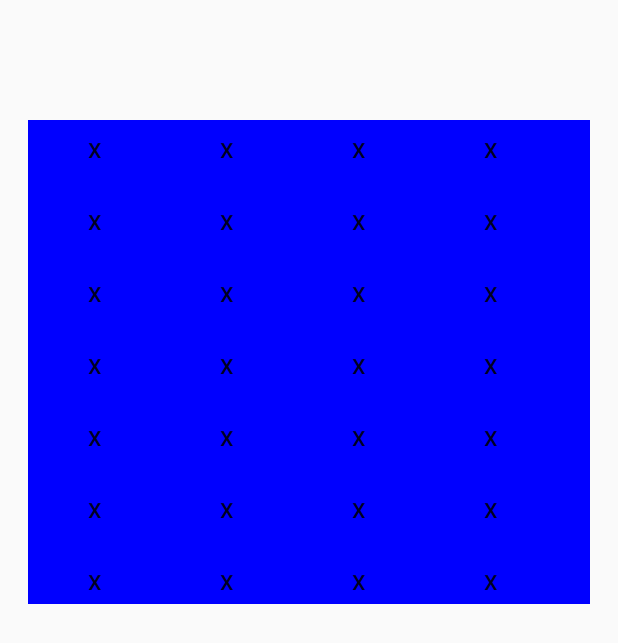
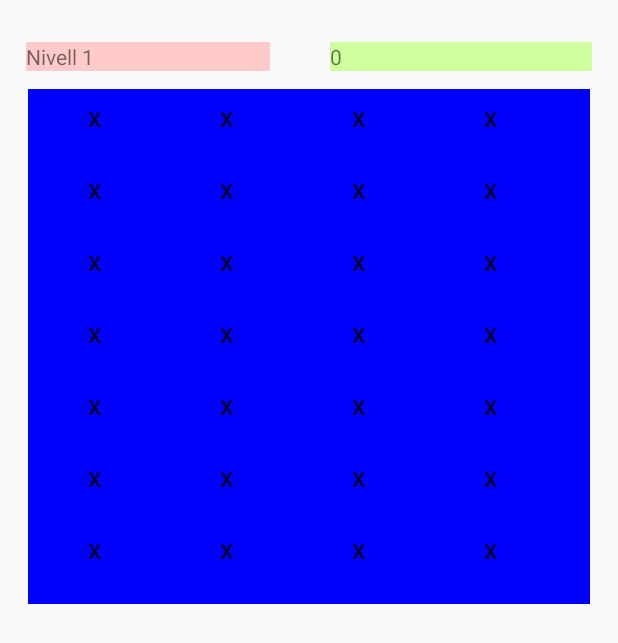
Before and after one commit to Dozom/androidalphabetsoup, an Android app: the LevelOne screen opened directly, with no data from a screen before it, on a phone screen of 412 x 824 dp. Shown: the top 643 px of the screen. Run offline under Robolectric (Android 15) with nearby library versions, the phone set to English and light mode, and no system bars.

Commit message:
Added timer / level label
Needs to be finished

```diff
--- a/app/src/main/java/com/mont/alphabetsoup/LevelOne.kt
+++ b/app/src/main/java/com/mont/alphabetsoup/LevelOne.kt
@@ -3,21 +3,28 @@ package com.mont.alphabetsoup
 import android.R.attr.button
 import android.annotation.SuppressLint
 import android.os.Bundle
+import android.os.CountDownTimer
 import android.view.Gravity
+import android.view.View
 import android.widget.GridLayout
 import android.widget.ImageView
 import android.widget.LinearLayout
+import android.widget.TextView
 import androidx.appcompat.app.AppCompatActivity
+import androidx.lifecycle.LiveData
+import androidx.lifecycle.MutableLiveData
 
 
 class LevelOne : AppCompatActivity() {
     lateinit var v00: ImageView
+    lateinit var countTime : TextView
 
     @SuppressLint("ResourceType")
     override fun onCreate(savedInstanceState: Bundle?) {
         super.onCreate(savedInstanceState)
         setContentView(R.layout.activity_level_one)
         var letterPanel:GridLayout = findViewById<GridLayout>(R.id.letterPanel)
+        countTime = findViewById(R.id.timerText)
         for (x in 0..5){
             for (y in 0..7){
                 var l : Letter = Letter(this)
@@ -37,6 +44,18 @@ class LevelOne : AppCompatActivity() {
             }
         }
 
+        fun startTimeCounter(view: View) {
+                object : CountDownTimer(30000, 1000) {
+                    override fun onTick(millisUntilFinished: Long) {
+                        countTime.text = (millisUntilFinished / 1000).toString()
+                    }
+
+                    override fun onFinish() {
+                        countTime.text = "S'ha acabat el temps"
+                    }
+                }.start()
+        }
+
 /*        val var00 :ImageView = findViewById(R.id.rect00);
         var00.setOnClickListener{
             Toast.makeText(this, "Tocat el: "+var00.id, Toast.LENGTH_LONG).show()
--- a/app/src/main/res/layout/activity_level_one.xml
+++ b/app/src/main/res/layout/activity_level_one.xml
@@ -47,7 +47,7 @@
         android:layout_height="wrap_content"
         android:layout_marginTop="16dp"
         android:orientation="horizontal"
-        app:layout_constraintGuide_begin="79dp"
+        app:layout_constraintGuide_begin="58dp"
         app:layout_constraintTop_toTopOf="parent" />
 
     <androidx.constraintlayout.widget.Guideline
@@ -59,22 +59,64 @@
         app:layout_constraintGuide_begin="693dp"
         app:layout_constraintTop_toTopOf="parent" />
 
+    <androidx.constraintlayout.widget.Guideline
+        android:id="@+id/guideline7"
+        android:layout_width="wrap_content"
+        android:layout_height="wrap_content"
+        android:layout_marginStart="16dp"
+        android:orientation="vertical"
+        app:layout_constraintGuide_begin="180dp"
+        app:layout_constraintStart_toStartOf="parent" />
+
+    <androidx.constraintlayout.widget.Guideline
+        android:id="@+id/guideline9"
+        android:layout_width="wrap_content"
+        android:layout_height="wrap_content"
+        android:layout_marginStart="16dp"
+        android:orientation="vertical"
+        app:layout_constraintGuide_begin="220dp"
+        app:layout_constraintStart_toStartOf="parent" />
+
+    <TextView
+        android:id="@+id/textView"
+        android:layout_width="0dp"
+        android:layout_height="wrap_content"
+        android:background="#FFCACA"
+        android:text="@string/Level1Indicator"
+        app:layout_constraintBottom_toTopOf="@+id/guideline5"
+        app:layout_constraintEnd_toStartOf="@+id/guideline7"
+        app:layout_constraintHorizontal_bias="0.447"
+        app:layout_constraintStart_toStartOf="@+id/guideline3"
+        app:layout_constraintTop_toTopOf="@+id/guideline" />
+
+    <TextView
+        android:id="@+id/timerText"
+        android:layout_width="0dp"
+        android:layout_height="wrap_content"
+        android:background="#CFFF9E"
+        android:text="0"
+        app:layout_constraintBottom_toTopOf="@+id/guideline5"
+        app:layout_constraintEnd_toStartOf="@+id/guideline4"
+        app:layout_constraintHorizontal_bias="0.478"
+        app:layout_constraintStart_toStartOf="@+id/guideline9"
+        app:layout_constraintTop_toTopOf="@+id/guideline" />
+
     <GridLayout xmlns:android="http://schemas.android.com/apk/res/android"
         xmlns:tools="http://schemas.android.com/tools"
-        android:rowCount="8"
-        android:columnCount="6"
         android:id="@+id/letterPanel"
-        android:background="#3F51B5"
-        tools:context=".LevelOne"
         android:layout_width="0dp"
         android:layout_height="0dp"
         android:layout_marginStart="1dp"
         android:layout_marginTop="1dp"
         android:layout_marginEnd="1dp"
         android:layout_marginBottom="1dp"
+        android:background="#3F51B5"
+        android:columnCount="6"
+        android:rowCount="8"
         app:layout_constraintBottom_toBottomOf="@id/guideline2"
         app:layout_constraintEnd_toEndOf="@id/guideline4"
         app:layout_constraintStart_toStartOf="@id/guideline3"
-        app:layout_constraintTop_toTopOf="@id/guideline5" />
+        app:layout_constraintTop_toTopOf="@id/guideline5"
+        tools:context=".LevelOne" />
 
 </androidx.constraintlayout.widget.ConstraintLayout>
--- a/app/src/main/res/values/strings.xml
+++ b/app/src/main/res/values/strings.xml
@@ -22,4 +22,7 @@
     <string name="jugarBtn">Jugar</string>
     <string name="PuntuacionsBtn">Puntuacions</string>
     <string name="CreditsBtn">Crèdits</string>
+    <string name="Level1Indicator" translatable="false">Nivell 1</string>
+    <string name="Level2Indicator" translatable="false">Nivell 2</string>
+    <string name="Level3Indicator" translatable="false">Nivell 3</string>
 </resources>
```
Also changed, not shown: app/src/main/res/drawable/fondo.png.
